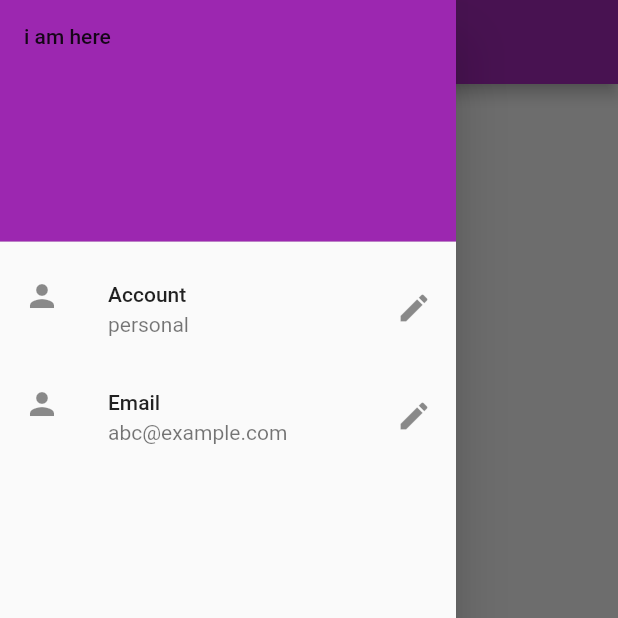
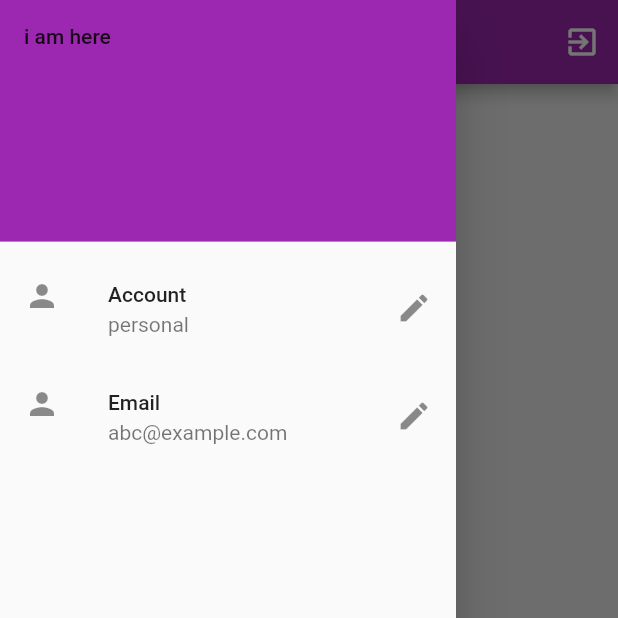
Before and after one commit to iHamza7/Flutter-Project, a Flutter app: the MyApp screen opened directly, with the side drawer open, on a phone screen of 412 x 824 dp, the top half of it. Run offline on Flutter 3.47's test engine with Material 2 defaults, Android fonts, the phone set to English and light mode, and no system bars; our stand-ins replace shared_preferences; accounts and stored records are empty; network calls fail.

Commit message:
ch6 completed

```diff
--- a/lib/pages/homepage.dart
+++ b/lib/pages/homepage.dart
@@ -4,6 +4,10 @@ import 'package:flutter/material.dart';
 import 'package:oldpro/drawer.dart';
 import 'package:http/http.dart' as http;
 import 'dart:convert';
+
+import 'package:oldpro/utils/constants.dart';
+
+import 'login_page.dart';
 
 class MyApp extends StatefulWidget {
   @override
@@ -37,9 +41,18 @@ class _MyAppState extends State<MyApp> {
   Widget build(BuildContext context) {
     return Scaffold(
       backgroundColor: Colors.grey[200],
-      appBar: AppBar(
-        title: Text("Login Page"),
-      ),
+      appBar: AppBar(title: Text("Drinks "), actions: [
+        IconButton(
+          onPressed: () {
+            Constants.prefs.setBool("loggedIn", false);
+            Navigator.push(
+              context,
+              MaterialPageRoute(builder: (context) => LoginPage()),
+            );
+          },
+          icon: Icon(Icons.exit_to_app),
+        )
+      ]),
       body: Padding(
         padding: const EdgeInsets.all(16.0),
         child: data != null
--- a/lib/pages/login_page.dart
+++ b/lib/pages/login_page.dart
@@ -1,6 +1,7 @@
 // ignore_for_file: prefer_const_literals_to_create_immutables, deprecated_member_use
 
 import 'package:flutter/material.dart';
+import 'package:oldpro/utils/constants.dart';
 
 import '../bg_image.dart';
 import 'homepage.dart';
@@ -62,6 +63,8 @@ class _LoginPageState extends State<LoginPage> {
                       ),
                       RaisedButton(
                         onPressed: () {
+                          Constants.prefs.setBool("loggedIn", true);
+
                           Navigator.push(
                             context,
                             MaterialPageRoute(
--- /dev/null
+++ b/lib/utils/constants.dart
@@ -0,0 +1,6 @@
+import 'package:shared_preferences/shared_preferences.dart';
+
+class Constants {
+  static SharedPreferences prefs =
+      SharedPreferences.getInstance() as SharedPreferences;
+}
--- a/pubspec.yaml
+++ b/pubspec.yaml
@@ -34,6 +34,7 @@ dependencies:
   # Use with the CupertinoIcons class for iOS style icons.
   cupertino_icons: ^1.0.2
   http: ^0.13.4
+  shared_preferences: ^2.0.8
 
 dev_dependencies:
   flutter_test:
```
Also changed, not shown: lib/main.dart (+10 -2 lines), pubspec.lock.
